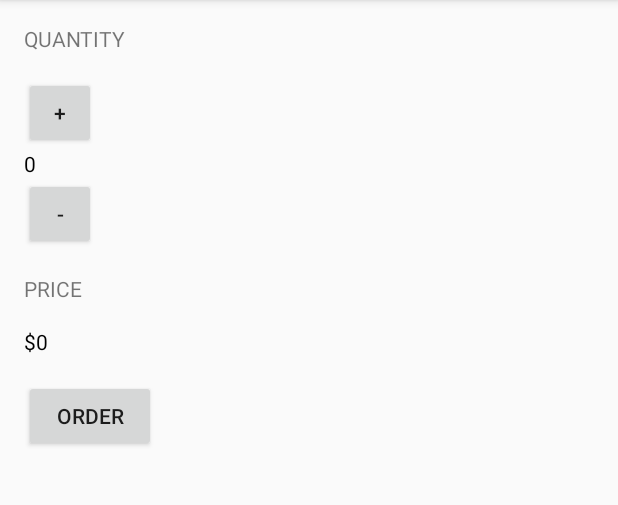
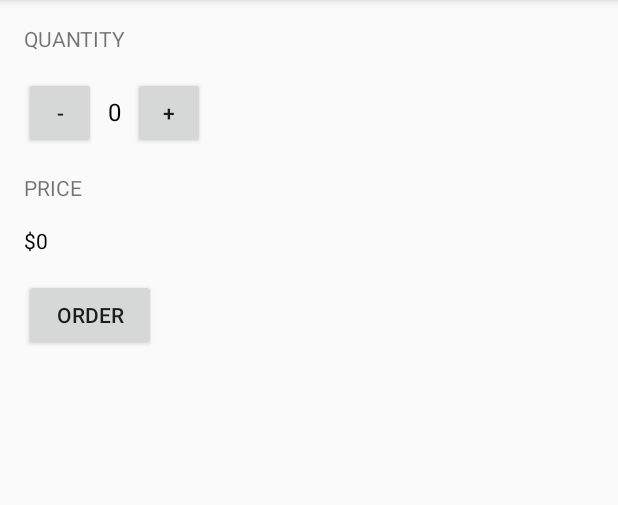
Before and after one commit to chungkev7/Just-Java, an Android app: the screen it shows after launch (MainActivity), on a phone screen of 412 x 824 dp, the part 84-589 px from its top. Run offline under Robolectric (Android 15) with nearby library versions, the phone set to English and light mode, and no system bars.

Commit message:
Moved the plus and minus buttons to a nested ViewGroup

```diff
--- a/app/src/main/res/layout/activity_main.xml
+++ b/app/src/main/res/layout/activity_main.xml
@@ -17,24 +17,34 @@
         android:text="Quantity"
         android:textAllCaps="true" />
 
-    <Button
-        android:layout_width="48dp"
-        android:layout_height="48dp"
-        android:onClick="increment"
-        android:text="+" />
+    <LinearLayout
+        android:layout_width="match_parent"
+        android:layout_height="wrap_content"
+        android:orientation="horizontal">
 
-    <TextView
-        android:id="@+id/quantity_text_view"
-        android:layout_width="wrap_content"
-        android:layout_height="wrap_content"
-        android:text="0"
-        android:textColor="@android:color/black" />
+        <Button
+            android:layout_width="48dp"
+            android:layout_height="48dp"
+            android:onClick="decrement"
+            android:text="-" />
 
-    <Button
-        android:layout_width="48dp"
-        android:layout_height="48dp"
-        android:onClick="decrement"
-        android:text="-" />
+        <TextView
+            android:id="@+id/quantity_text_view"
+            android:layout_width="wrap_content"
+            android:layout_height="wrap_content"
+            android:paddingLeft="8dp"
+            android:paddingRight="8dp"
+            android:text="0"
+            android:textColor="@android:color/black"
+            android:textSize="16sp" />
+
+        <Button
+            android:layout_width="48dp"
+            android:layout_height="48dp"
+            android:onClick="increment"
+            android:text="+" />
+
+    </LinearLayout>
 
     <TextView
         android:layout_width="wrap_content"
```
